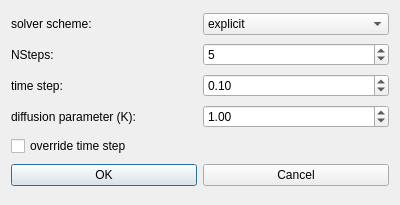
Old version of the form src/PeronaMalikDialog.ui in the repository MCInversion/ImageProcessingSTU.
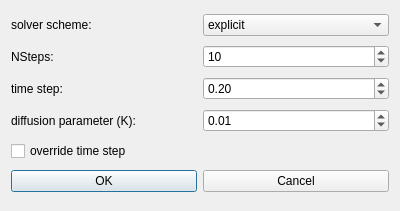
New version of the form.

Commit message: adding explicit and implicit schemes for Perona-Malik. Implicit scheme is bugged for RGB images with different color distibutions

Patch:
```diff
--- a/src/PeronaMalikDialog.ui
+++ b/src/PeronaMalikDialog.ui
@@ -7,7 +7,7 @@
     <x>0</x>
     <y>0</y>
     <width>400</width>
-    <height>205</height>
+    <height>211</height>
    </rect>
   </property>
   <property name="windowTitle">
@@ -47,7 +47,7 @@
       <enum>QAbstractSpinBox::AdaptiveDecimalStepType</enum>
      </property>
      <property name="value">
-      <double>0.100000000000000</double>
+      <double>0.200000000000000</double>
      </property>
     </widget>
    </item>
@@ -60,7 +60,7 @@
       <number>200</number>
      </property>
      <property name="value">
-      <number>5</number>
+      <number>10</number>
      </property>
     </widget>
    </item>
@@ -88,14 +88,17 @@
    <item row="3" column="1">
     <widget class="QDoubleSpinBox" name="kParamSpinBox">
      <property name="minimum">
-      <double>0.010000000000000</double>
+      <double>0.000000000000000</double>
      </property>
-     <property name="singleStep">
-      <double>0.010000000000000</double>
-     </property>
-     <property name="value">
+     <property name="maximum">
       <double>1.000000000000000</double>
      </property>
+     <property name="singleStep">
+      <double>0.001000000000000</double>
+     </property>
+     <property name="value">
+      <double>0.010000000000000</double>
+     </property>
     </widget>
    </item>
    <item row="0" column="1">
```
The commit also changes 42 other files.
